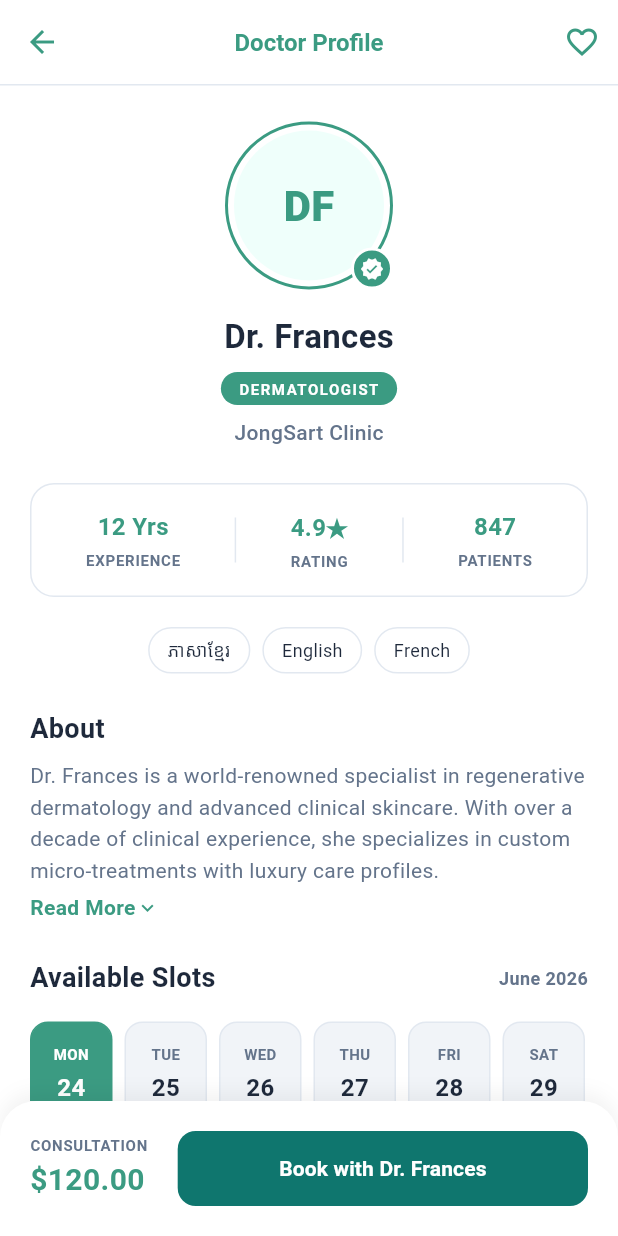
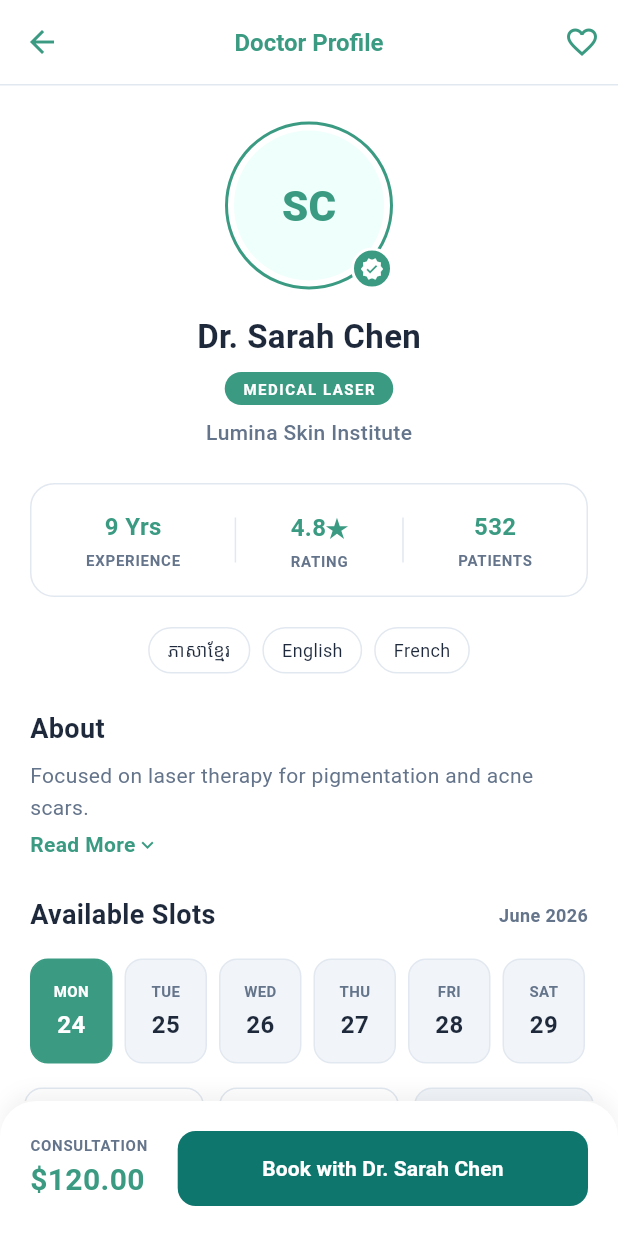
Before and after one commit to pengseyha/JongSart, a Flutter app: the screen it shows after launch, scrolled down 576 dp, after a tap on "Book", on a phone screen of 412 x 824 dp. Run offline on Flutter 3.47's test engine with Material 3 defaults, Android fonts, the light colour scheme and no system bars; our stand-ins replace cached_network_image, go_router, shared_preferences; network calls fail.

```diff
--- a/lib/features/app_flows/app_flow_screens.dart
+++ b/lib/features/app_flows/app_flow_screens.dart
@@ -68,7 +68,8 @@ Widget _statusBadge(BookingStatus status) {
   );
 }
 
-String _formatDate(DateTime date) => DateFormat('d MMM yyyy, h:mm a').format(date);
+String _formatDate(DateTime date) =>
+    DateFormat('d MMM yyyy, h:mm a').format(date);
 
 PreferredSizeWidget _flowAppBar(BuildContext context, String title) {
   final canPop = Navigator.of(context).canPop();
@@ -289,7 +290,9 @@ Widget _clinicResultCard(BuildContext context, Clinic clinic) {
                     borderRadius: BorderRadius.circular(10),
                   ),
                 ),
-                onPressed: () => context.push('/clinic-detail'),
+                onPressed: () => context.push(
+                  '/clinic-detail?id=${Uri.encodeComponent(clinic.id)}',
+                ),
                 child: const Text('View Clinic'),
               ),
             ],
@@ -568,7 +571,9 @@ Widget _favoriteClinicCard(BuildContext context, Clinic clinic) {
               icon: const Icon(Icons.favorite, color: Color(0xFF007D68)),
             ),
             TextButton(
-              onPressed: () => context.push('/clinic-detail'),
+              onPressed: () => context.push(
+                '/clinic-detail?id=${Uri.encodeComponent(clinic.id)}',
+              ),
               style: TextButton.styleFrom(
                 padding: const EdgeInsets.symmetric(horizontal: 6),
                 minimumSize: const Size(48, 30),
--- a/lib/features/doctor_profile/doctor_profile_screen.dart
+++ b/lib/features/doctor_profile/doctor_profile_screen.dart
@@ -1,9 +1,13 @@
 import 'package:flutter/material.dart';
 import 'package:go_router/go_router.dart';
+import 'package:provider/provider.dart';
+import '../../state/app_state.dart';
 import '../../theme/app_colors.dart';
 
 class DoctorProfileScreen extends StatefulWidget {
-  const DoctorProfileScreen({super.key});
+  final String? doctorId;
+
+  const DoctorProfileScreen({super.key, this.doctorId});
 
   @override
   State<DoctorProfileScreen> createState() => _DoctorProfileScreenState();
@@ -12,7 +16,6 @@ class DoctorProfileScreen extends StatefulWidget {
 class _DoctorProfileScreenState extends State<DoctorProfileScreen> {
   int _selectedDateIndex = 0;
   int _selectedTimeIndex = 3; // Default to 12:30 PM based on UI
-  bool _isFavorite = false;
 
   final List<Map<String, String>> _dates = [
     {'day': 'MON', 'date': '24'},
@@ -34,6 +37,28 @@ class _DoctorProfileScreenState extends State<DoctorProfileScreen> {
 
   @override
   Widget build(BuildContext context) {
+    final state = context.watch<AppState>();
+    final doctor = state.doctorById(widget.doctorId ?? '') ??
+        (state.doctors.isNotEmpty ? state.doctors.first : null);
+    final doctorId = doctor?.id ?? 'doctor_frances';
+    final doctorName = doctor?.name ?? 'Dr. Frances';
+    final specialty = doctor?.specialty ?? 'Dermatologist';
+    final clinicName = doctor?.clinic ?? 'JongSart Clinic';
+    final about = doctor?.about ??
+        'Specialist in clinical skincare and gentle facial treatments.';
+    final experience = doctor?.experience ?? 12;
+    final rating = doctor?.rating.toStringAsFixed(1) ?? '4.9';
+    final patients = doctor?.patients ?? 847;
+    final initials = doctorName
+        .replaceAll('Dr. ', '')
+        .split(' ')
+        .where((part) => part.isNotEmpty)
+        .map((part) => part[0])
+        .take(2)
+        .join()
+        .toUpperCase();
+    final isFavorite = state.isFavorite(doctorId);
+
     return Scaffold(
       backgroundColor: AppColors.backgroundWhite,
       appBar: AppBar(
@@ -54,10 +79,10 @@ class _DoctorProfileScreenState extends State<DoctorProfileScreen> {
         actions: [
           IconButton(
             icon: Icon(
-              _isFavorite ? Icons.favorite : Icons.favorite_border,
+              isFavorite ? Icons.favorite : Icons.favorite_border,
               color: AppColors.primaryMint,
             ),
-            onPressed: () => setState(() => _isFavorite = !_isFavorite),
+            onPressed: () => context.read<AppState>().toggleFavorite(doctorId),
           ),
         ],
         bottom: PreferredSize(
@@ -82,12 +107,12 @@ class _DoctorProfileScreenState extends State<DoctorProfileScreen> {
                       border:
                           Border.all(color: AppColors.primaryMint, width: 2),
                     ),
-                    child: const CircleAvatar(
+                    child: CircleAvatar(
                       radius: 50,
                       backgroundColor: AppColors.primaryMintLight,
                       child: Text(
-                        'DF',
-                        style: TextStyle(
+                        initials,
+                        style: const TextStyle(
                           color: AppColors.primaryMint,
                           fontSize: 28,
                           fontWeight: FontWeight.w800,
@@ -109,9 +134,9 @@ class _DoctorProfileScreenState extends State<DoctorProfileScreen> {
               ),
               const SizedBox(height: 16),
               // Name and Specialty
-              const Text(
-                'Dr. Frances',
-                style: TextStyle(
+              Text(
+                doctorName,
+                style: const TextStyle(
                     fontSize: 22,
                     fontWeight: FontWeight.bold,
                     color: AppColors.textDark),
@@ -124,9 +149,9 @@ class _DoctorProfileScreenState extends State<DoctorProfileScreen> {
                   color: AppColors.primaryMint,
                   borderRadius: BorderRadius.circular(20),
                 ),
-                child: const Text(
-                  'DERMATOLOGIST',
-                  style: TextStyle(
+                child: Text(
+                  specialty.toUpperCase(),
+                  style: const TextStyle(
                       color: Colors.white,
                       fontSize: 10,
                       fontWeight: FontWeight.bold,
@@ -135,9 +160,9 @@ class _DoctorProfileScreenState extends State<DoctorProfileScreen> {
               ),
               const SizedBox(height: 8),
               // Localized Clinic Name
-              const Text(
-                'JongSart Clinic',
-                style: TextStyle(
+              Text(
+                clinicName,
+                style: const TextStyle(
                     color: AppColors.textGrey,
                     fontSize: 14,
                     fontWeight: FontWeight.w500),
@@ -156,13 +181,13 @@ class _DoctorProfileScreenState extends State<DoctorProfileScreen> {
                   child: Row(
                     mainAxisAlignment: MainAxisAlignment.spaceEvenly,
                     children: [
-                      _buildStatColumn('12 Yrs', 'EXPERIENCE'),
+                      _buildStatColumn('$experience Yrs', 'EXPERIENCE'),
                       Container(
                           width: 1, height: 30, color: AppColors.borderGrey),
-                      _buildStatColumn('4.9★', 'RATING'),
+                      _buildStatColumn('$rating★', 'RATING'),
                       Container(
                           width: 1, height: 30, color: AppColors.borderGrey),
-                      _buildStatColumn('847', 'PATIENTS'),
+                      _buildStatColumn('$patients', 'PATIENTS'),
                     ],
                   ),
                 ),
@@ -183,24 +208,24 @@ class _DoctorProfileScreenState extends State<DoctorProfileScreen> {
               ),
               const SizedBox(height: 24),
               // About Summary Text
-              const Padding(
-                padding: EdgeInsets.symmetric(horizontal: 20.0),
+              Padding(
+                padding: const EdgeInsets.symmetric(horizontal: 20.0),
                 child: Column(
                   crossAxisAlignment: CrossAxisAlignment.start,
                   children: [
-                    Text('About',
+                    const Text('About',
                         style: TextStyle(
                             fontSize: 18,
                             fontWeight: FontWeight.bold,
                             color: AppColors.textDark)),
-                    SizedBox(height: 8),
+                    const SizedBox(height: 8),
                     Text(
-                      'Dr. Frances is a world-renowned specialist in regenerative dermatology and advanced clinical skincare. With over a decade of clinical experience, she specializes in custom micro-treatments with luxury care profiles.',
-                      style: TextStyle(
+                      about,
+                      style: const TextStyle(
                           color: AppColors.textGrey, fontSize: 14, height: 1.5),
                     ),
-                    SizedBox(height: 4),
-                    Row(
+                    const SizedBox(height: 4),
+                    const Row(
                       children: [
                         Text('Read More',
                             style: TextStyle(
@@ -442,10 +467,11 @@ class _DoctorProfileScreenState extends State<DoctorProfileScreen> {
                           borderRadius: BorderRadius.circular(12)),
                       elevation: 0,
                     ),
-                    onPressed: () =>
-                        context.push('/booking?doctorId=doctor_frances'),
-                    child: const Text('Book with Dr. Frances',
-                        style: TextStyle(
+                    onPressed: () => context.push(
+                      '/booking?doctorId=${Uri.encodeComponent(doctorId)}',
+                    ),
+                    child: Text('Book with $doctorName',
+                        style: const TextStyle(
                             color: Colors.white,
                             fontSize: 14,
                             fontWeight: FontWeight.bold)),
--- a/lib/features/home/home_screen.dart
+++ b/lib/features/home/home_screen.dart
@@ -163,11 +163,11 @@ class HomeScreen extends StatelessWidget {
                   scrollDirection: Axis.horizontal,
                   padding: const EdgeInsets.symmetric(horizontal: 16.0),
                   children: [
-                    _buildDoctorCard(context, 'Dr. Sarah Chen', 'MEDICAL LASER',
-                        4.9, 'SC', AppColors.primaryMint),
+                    _buildDoctorCard(context, 'doctor_sarah', 'Dr. Sarah Chen',
+                        'MEDICAL LASER', 4.9, 'SC', AppColors.primaryMint),
                     const SizedBox(width: 16),
-                    _buildDoctorCard(context, 'Dr. James Wilson',
-                        'DERMATO-SURGERY', 4.8, 'JW', const Color(0xFF2563EB)),
+                    _buildDoctorCard(context, 'doctor_frances', 'Dr. Frances',
+                        'DERMATOLOGIST', 4.9, 'DF', const Color(0xFF2563EB)),
                   ],
                 ),
               ),
@@ -220,8 +220,8 @@ class HomeScreen extends StatelessWidget {
                               return Padding(
                                 padding: const EdgeInsets.only(bottom: 12.0),
                                 child: InkWell(
-                                  onTap: () =>
-                                      context.push('/treatment-detail'),
+                                  onTap: () => context.push(
+                                      '/treatment-detail?id=${Uri.encodeComponent(treatment.id)}'),
                                   borderRadius: BorderRadius.circular(16),
                                   child: Container(
                                     decoration: BoxDecoration(
@@ -439,7 +439,8 @@ class HomeScreen extends StatelessWidget {
                         borderRadius: BorderRadius.circular(20)),
                     minimumSize: const Size(110, 36),
                   ),
-                  onPressed: () => context.push('/clinic-detail'),
+                  onPressed: () =>
+                      context.push('/clinic-detail?id=clinic_lumina'),
                   child: const Text('View Clinic',
                       style:
                           TextStyle(fontWeight: FontWeight.bold, fontSize: 13)),
@@ -598,8 +599,8 @@ class HomeScreen extends StatelessWidget {
     );
   }
 
-  Widget _buildDoctorCard(BuildContext context, String name, String specialty,
-      double rating, String initials, Color avatarColor) {
+  Widget _buildDoctorCard(BuildContext context, String doctorId, String name,
+      String specialty, double rating, String initials, Color avatarColor) {
     return Container(
       width: 160,
       padding: const EdgeInsets.all(16),
@@ -665,7 +666,8 @@ class HomeScreen extends StatelessWidget {
           SizedBox(
             width: double.infinity,
             child: ElevatedButton(
-              onPressed: () => context.push('/doctor-profile'),
+              onPressed: () => context
+                  .push('/doctor-profile?id=${Uri.encodeComponent(doctorId)}'),
               style: ElevatedButton.styleFrom(
                 backgroundColor:
                     const Color(0xFF0F766E), // Darker green for book button
--- a/lib/router/app_router.dart
+++ b/lib/router/app_router.dart
@@ -15,15 +15,21 @@ class AppRouter {
       ),
       GoRoute(
         path: '/treatment-detail',
-        builder: (context, state) => const TreatmentDetailScreen(),
+        builder: (context, state) => TreatmentDetailScreen(
+          treatmentId: state.uri.queryParameters['id'],
+        ),
       ),
       GoRoute(
         path: '/clinic-detail',
-        builder: (context, state) => const ClinicDetailScreen(),
+        builder: (context, state) => ClinicDetailScreen(
+          clinicId: state.uri.queryParameters['id'],
+        ),
       ),
       GoRoute(
         path: '/doctor-profile',
-        builder: (context, state) => const DoctorProfileScreen(),
+        builder: (context, state) => DoctorProfileScreen(
+          doctorId: state.uri.queryParameters['id'],
+        ),
       ),
       GoRoute(
         path: '/search',
--- a/lib/state/app_state.dart
+++ b/lib/state/app_state.dart
@@ -245,7 +245,9 @@ class AppState extends ChangeNotifier {
     if (savedChat != null && savedChat.isNotEmpty) _chatMessages = savedChat;
 
     final savedReviews = await _store.loadReviews();
-    if (savedReviews != null && savedReviews.isNotEmpty) _reviews = savedReviews;
+    if (savedReviews != null && savedReviews.isNotEmpty) {
+      _reviews = savedReviews;
+    }
 
     _isLoading = false;
     notifyListeners();
@@ -335,6 +337,20 @@ class AppState extends ChangeNotifier {
   Clinic? clinicById(String id) {
     for (final clinic in _clinics) {
       if (clinic.id == id) return clinic;
+    }
+    return null;
+  }
+
+  Treatment? treatmentById(String id) {
+    for (final treatment in _treatments) {
+      if (treatment.id == id) return treatment;
+    }
+    return null;
+  }
+
+  Doctor? doctorById(String id) {
+    for (final doctor in _doctors) {
+      if (doctor.id == id) return doctor;
     }
     return null;
   }
```
Also changed, not shown: lib/features/booking/booking_screen.dart (+21 -17 lines), lib/features/bookings/booking_detail_screen.dart (+7 -8 lines), lib/features/detail/clinic_detail_screen.dart (+35 -21 lines), lib/features/search/search_screen.dart (+20 -24 lines), lib/features/treatment_detail/treatment_detail_screen.dart (+50 -17 lines).
